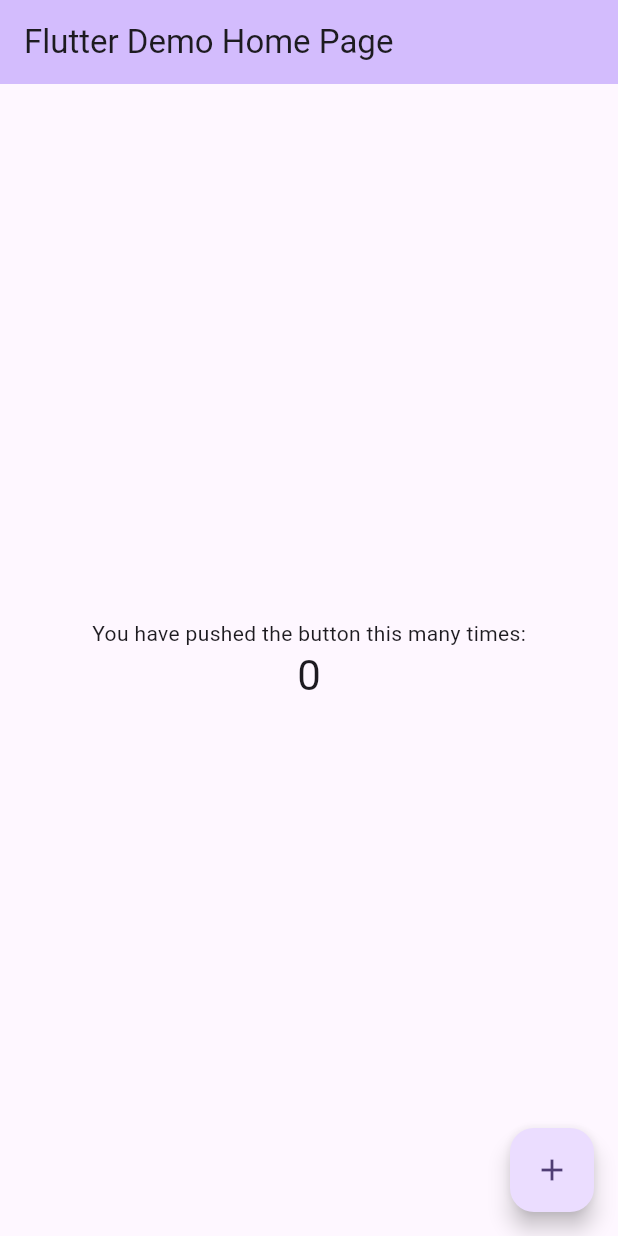
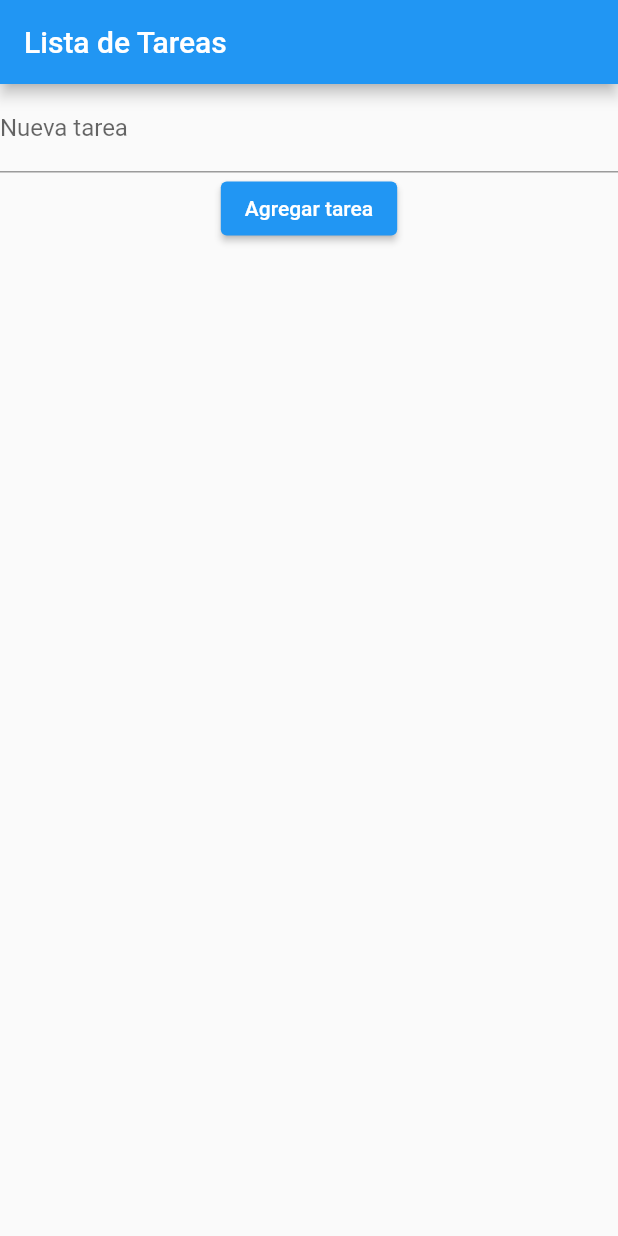
Before and after one commit to adancondori/flutter_tutorial, a Flutter app: the screen it shows after launch, on a phone screen of 412 x 824 dp. Run offline on Flutter 3.47's test engine with Material 2 defaults, Android fonts, the phone set to English and light mode, and no system bars.

Commit message:
task list

```diff
--- a/lib/main.dart
+++ b/lib/main.dart
@@ -1,72 +1,21 @@
 import 'package:flutter/material.dart';
+import 'package:flutter_tutorial/todo_list.dart';
 
 void main() {
-  runApp(const MyApp());
+  runApp(MyApp());
 }
 
 class MyApp extends StatelessWidget {
   const MyApp({super.key});
 
-  // This widget is the root of your application.
   @override
   Widget build(BuildContext context) {
     return MaterialApp(
-      title: 'Flutter Demo',
+      title: 'Lista de Tareas',
       theme: ThemeData(
-
-        colorScheme: ColorScheme.fromSeed(seedColor: Colors.deepPurple),
-        useMaterial3: true,
+        primarySwatch: Colors.blue,
       ),
-      home: const MyHomePage(title: 'Flutter Demo Home Page'),
+      home: TodoList(),
     );
   }
 }
-
-class MyHomePage extends StatefulWidget {
-  const MyHomePage({super.key, required this.title});
-
-
-  final String title;
-
-  @override
-  State<MyHomePage> createState() => _MyHomePageState();
-}
-
-class _MyHomePageState extends State<MyHomePage> {
-  int _counter = 0;
-
-  void _incrementCounter() {
-    setState(() {
-      _counter++;
-    });
-  }
-
-  @override
-  Widget build(BuildContext context) {
-    return Scaffold(
-      appBar: AppBar(
-        backgroundColor: Theme.of(context).colorScheme.inversePrimary,
-        title: Text(widget.title),
-      ),
-      body: Center(
-        child: Column(
-          mainAxisAlignment: MainAxisAlignment.center,
-          children: <Widget>[
-            const Text(
-              'You have pushed the button this many times:',
-            ),
-            Text(
-              '$_counter',
-              style: Theme.of(context).textTheme.headlineMedium,
-            ),
-          ],
-        ),
-      ),
-      floatingActionButton: FloatingActionButton(
-        onPressed: _incrementCounter,
-        tooltip: 'Increment',
-        child: const Icon(Icons.add),
-      ), // This trailing comma makes auto-formatting nicer for build methods.
-    );
-  }
-}
--- /dev/null
+++ b/lib/task_list.dart
@@ -0,0 +1,19 @@
+import 'package:flutter/material.dart';
+
+class TaskList extends StatelessWidget {
+  final List<String> tasks;
+
+  TaskList(this.tasks, {super.key});
+
+  @override
+  Widget build(BuildContext context) {
+    return ListView.builder(
+      itemCount: tasks.length,
+      itemBuilder: (context, index) {
+        return ListTile(
+          title: Text(tasks[index]),
+        );
+      },
+    );
+  }
+}
--- /dev/null
+++ b/lib/todo_list.dart
@@ -0,0 +1,45 @@
+import 'package:flutter/material.dart';
+import 'task_list.dart';
+
+class TodoList extends StatefulWidget {
+  const TodoList({super.key});
+
+  @override
+  _TodoListState createState() => _TodoListState();
+}
+
+class _TodoListState extends State<TodoList> {
+  List<String> tasks = [];
+  TextEditingController taskController = TextEditingController();
+
+  @override
+  Widget build(BuildContext context) {
+    return Scaffold(
+      appBar: AppBar(
+        title: const Text('Lista de Tareas'),
+      ),
+      body: Column(
+        children: <Widget>[
+          TextField(
+            controller: taskController,
+            decoration: const InputDecoration(
+              labelText: 'Nueva tarea',
+            ),
+          ),
+          ElevatedButton(
+            onPressed: () {
+              setState(() {
+                tasks.add(taskController.text);
+                taskController.clear();
+              });
+            },
+            child: const Text('Agregar tarea'),
+          ),
+          Expanded(
+            child: TaskList(tasks),
+          ),
+        ],
+      ),
+    );
+  }
+}
```
